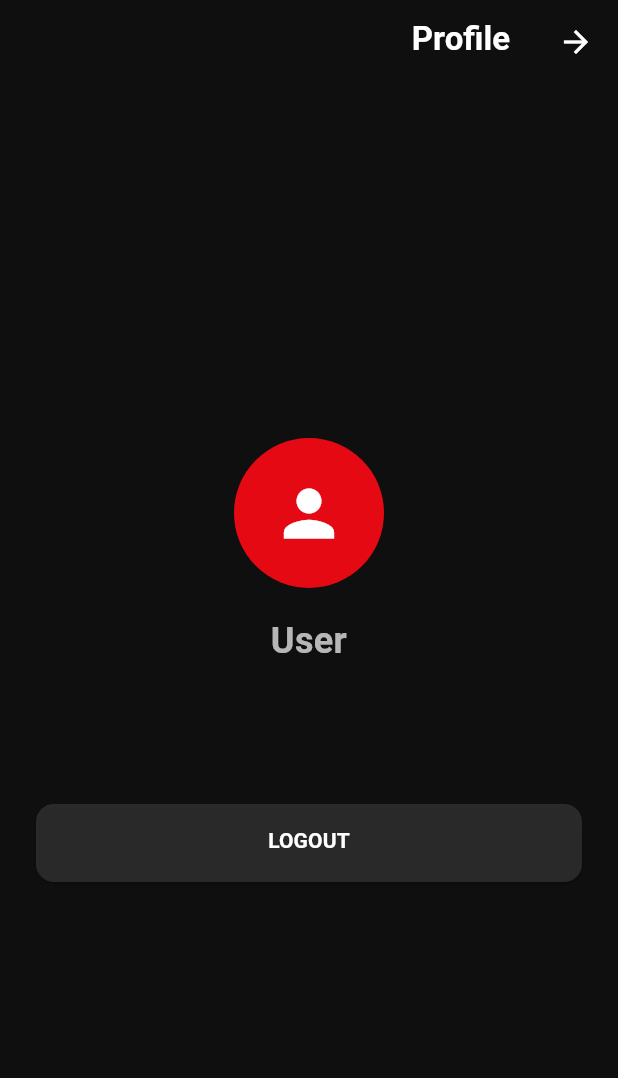
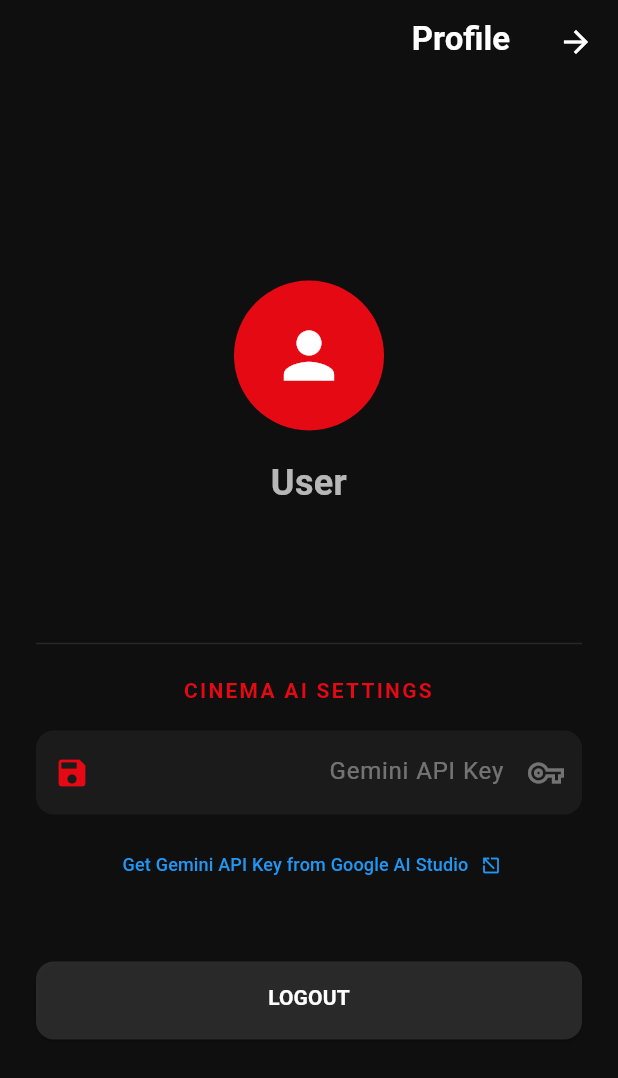
Before and after one commit to SearchFlix/SearchFlix.github.io, a Flutter app: the screen it shows after launch, after a tap on the "account circle" icon, on a phone screen of 412 x 824 dp. Shown: the top 1078 px of the screen. Run offline on Flutter 3.47's test engine with Material 3 defaults, Android fonts, the phone set to English and light mode, and no system bars; our stand-ins replace cached_network_image, go_router, google_generative_ai, shared_preferences, shimmer; missing offline and left inert: dart:html; network calls fail.

Commit message:
feat: Introduce Cinema AI chat, add local image placeholders, and enhance genre filtering to support multiple genres.

````diff
--- a/lib/main.dart
+++ b/lib/main.dart
@@ -8,6 +8,7 @@ import 'screens/details_screen.dart';
 import 'screens/watchlist_screen.dart';
 import 'screens/actor_screen.dart';
 import 'screens/profile_screen.dart';
+import 'screens/chat_screen.dart';
 import 'theme/app_theme.dart';
 import 'services/watchlist_provider.dart';
 import 'services/auth_service.dart';
@@ -98,6 +99,10 @@ class _SearchFlixAppState extends State<SearchFlixApp> {
         path: '/profile',
         builder: (context, state) => const ProfileScreen(),
       ),
+      GoRoute(
+        path: '/chat',
+        builder: (context, state) => const ChatScreen(),
+      ),
     ],
   );
 
--- a/lib/models/movie.dart
+++ b/lib/models/movie.dart
@@ -70,6 +70,6 @@ class Movie {
     };
   }
 
-  String get posterUrl => posterPath.isNotEmpty ? 'https://image.tmdb.org/t/p/w500$posterPath' : 'https://via.placeholder.com/500x750?text=No+Poster';
-  String get backdropUrl => backdropPath.isNotEmpty ? 'https://image.tmdb.org/t/p/w1280$backdropPath' : posterUrl;
+  String get posterUrl => posterPath.isNotEmpty ? 'https://image.tmdb.org/t/p/w500$posterPath' : 'assets/images/poster_placeholder.png';
+  String get backdropUrl => backdropPath.isNotEmpty ? 'https://image.tmdb.org/t/p/w1280$backdropPath' : 'assets/images/backdrop_placeholder.png';
 }
--- a/lib/screens/home_screen.dart
+++ b/lib/screens/home_screen.dart
@@ -27,7 +27,7 @@ class _HomeScreenState extends State<HomeScreen> {
   bool _isSearching = false;
 
   Map<String, dynamic> _filters = {
-    'genreId': null,
+    'genreIds': null,
     'minRating': 0.0,
     'year': null,
     'actors': [],
@@ -53,7 +53,7 @@ class _HomeScreenState extends State<HomeScreen> {
       }
 
       final movies = await _tmdbService.discoverMovies(
-        genreId: _filters['genreId'],
+        genreIds: _filters['genreIds'],
         minRating: (_filters['minRating'] as num).toDouble(),
         year: _filters['year'],
         castIds: castIds,
@@ -231,6 +231,13 @@ class _HomeScreenState extends State<HomeScreen> {
           ),
         ],
       ),
+      floatingActionButton: FloatingActionButton.extended(
+        onPressed: () => context.push('/chat'),
+        backgroundColor: const Color(0xFFE50914),
+        icon: const Icon(Icons.auto_awesome, color: Colors.white),
+        label: const Text('Cinema AI', style: TextStyle(fontWeight: FontWeight.bold, letterSpacing: 1.1)),
+        elevation: 10,
+      ),
     );
   }
 }
--- a/lib/screens/profile_screen.dart
+++ b/lib/screens/profile_screen.dart
@@ -3,7 +3,9 @@ import 'package:provider/provider.dart';
 import '../services/auth_service.dart';
 import '../services/localization_service.dart';
 import '../services/analytics_service.dart';
+import '../services/ai_service.dart';
 import '../widgets/glass_box.dart';
+import 'package:url_launcher/url_launcher.dart';
 
 class ProfileScreen extends StatefulWidget {
   const ProfileScreen({super.key});
@@ -17,12 +19,22 @@ class _ProfileScreenState extends State<ProfileScreen> {
   final _emailController = TextEditingController();
   final _passwordController = TextEditingController();
   final _nameController = TextEditingController();
+  final _apiKeyController = TextEditingController();
+  final AiService _aiService = AiService();
   Map<String, dynamic>? _stats;
 
   @override
   void initState() {
     super.initState();
     _fetchStats();
+    _loadApiKey();
+  }
+
+  Future<void> _loadApiKey() async {
+    final key = await _aiService.getApiKey();
+    if (key != null) {
+      _apiKeyController.text = key;
+    }
   }
 
   Future<void> _fetchStats() async {
@@ -110,6 +122,38 @@ class _ProfileScreenState extends State<ProfileScreen> {
           const SizedBox(height: 10),
           Text('Last updated: ${_stats!['last_updated']}', style: const TextStyle(fontSize: 10, color: Colors.white24)),
         ],
+        const SizedBox(height: 30),
+        const Divider(color: Colors.white10),
+        const SizedBox(height: 15),
+        const Text('CINEMA AI SETTINGS', style: TextStyle(fontSize: 14, fontWeight: FontWeight.bold, color: Color(0xFFE50914), letterSpacing: 1.5)),
+        const SizedBox(height: 15),
+        TextField(
+          controller: _apiKeyController,
+          obscureText: true,
+          decoration: _inputDecoration('Gemini API Key', Icons.vpn_key_outlined).copyWith(
+            suffixIcon: IconButton(
+              icon: const Icon(Icons.save, color: Color(0xFFE50914)),
+              onPressed: () async {
+                await _aiService.saveApiKey(_apiKeyController.text);
+                if (mounted) {
+                  ScaffoldMessenger.of(context).showSnackBar(const SnackBar(content: Text('API Key saved successfully!')));
+                }
+              },
+            ),
+          ),
+          onChanged: (v) => _aiService.saveApiKey(v),
+        ),
+        const SizedBox(height: 10),
+        TextButton.icon(
+          onPressed: () async {
+            final url = Uri.parse('https://aistudio.google.com/app/apikey');
+            if (await canLaunchUrl(url)) {
+              await launchUrl(url, mode: LaunchMode.externalApplication);
+            }
+          },
+          icon: const Icon(Icons.open_in_new, size: 14, color: Colors.blue),
+          label: const Text('Get Gemini API Key from Google AI Studio', style: TextStyle(fontSize: 12, color: Colors.blue)),
+        ),
         const SizedBox(height: 40),
         SizedBox(
           width: double.infinity,
--- /dev/null
+++ b/lib/services/ai_service.dart
@@ -0,0 +1,62 @@
+import 'package:google_generative_ai/google_generative_ai.dart';
+import 'package:shared_preferences/shared_preferences.dart';
+import 'dart:convert';
+import 'tmdb_service.dart';
+
+class AiService {
+  final TMDBService _tmdbService = TMDBService();
+
+  static const String _apiKeyToken = 'gemini_api_key';
+
+  Future<String?> getApiKey() async {
+    final prefs = await SharedPreferences.getInstance();
+    return prefs.getString(_apiKeyToken);
+  }
+
+  Future<void> saveApiKey(String key) async {
+    final prefs = await SharedPreferences.getInstance();
+    await prefs.setString(_apiKeyToken, key);
+  }
+
+  Future<List<Map<String, dynamic>>> getRecommendations(String query) async {
+    final apiKey = await getApiKey();
+    if (apiKey == null || apiKey.isEmpty) {
+      throw Exception('Gemini API Key missing. Please add it in Profile settings.');
+    }
+
+    final model = GenerativeModel(model: 'gemini-1.5-flash', apiKey: apiKey);
+
+    final prompt = '''
+      You are a movie expert AI for an app called SearchFlix.
+      The user is asking: "$query"
+
+      Based on this query, recommend exactly 5 movies.
+      Format your response ONLY as a JSON list of movie titles.
+      Example: ["Inception", "The Matrix", "Interstellar"]
+      Do not include any other text except the JSON array.
+    ''';
+
+    try {
+      final content = [Content.text(prompt)];
+      final response = await model.generateContent(content);
+      final text = response.text;
+
+      if (text == null) return [];
+
+      // Clean the string if Gemini adds markdown backticks
+      String cleanedText = text.replaceAll('```json', '').replaceAll('```', '').trim();
+      List<dynamic> titles = json.decode(cleanedText);
+
+      List<Map<String, dynamic>> results = [];
+      for (var title in titles) {
+        final movieResults = await _tmdbService.searchMovies(title.toString());
+        if (movieResults.isNotEmpty) {
+          results.add(movieResults.first);
+        }
+      }
+      return results;
+    } catch (e) {
+      rethrow;
+    }
+  }
+}
--- a/lib/services/tmdb_service.dart
+++ b/lib/services/tmdb_service.dart
@@ -38,7 +38,7 @@ class TMDBService {
 
   Future<List<Movie>> discoverMovies({
     int? year,
-    String? genreId,
+    String? genreIds,
     double? minRating,
     String? castIds,
     String? sortBy = 'popularity.desc',
@@ -46,7 +46,7 @@ class TMDBService {
   }) async {
     String url = '${ApiConfig.tmdbBaseUrl}/discover/movie?api_key=${ApiConfig.tmdbApiKey}&sort_by=$sortBy';
     if (year != null) url += '&primary_release_year=$year';
-    if (genreId != null) url += '&with_genres=$genreId';
+    if (genreIds != null && genreIds.isNotEmpty) url += '&with_genres=$genreIds';
     if (minRating != null) url += '&vote_average.gte=$minRating';
     if (castIds != null && castIds.isNotEmpty) url += '&with_cast=$castIds';
     if (language != null && language != 'all') url += '&with_original_language=$language';
--- a/pubspec.yaml
+++ b/pubspec.yaml
@@ -20,6 +20,7 @@ dependencies:
     sdk: flutter
   shared_preferences: ^2.5.4
   url_launcher: ^6.3.2
+  google_generative_ai: ^0.4.5
   font_awesome_flutter: ^10.12.0
   go_router: ^12.0.0
   flutter_web_plugins:
@@ -45,6 +46,7 @@ flutter:
   uses-material-design: true
   assets:
     - assets/fonts/
+    - assets/images/
   fonts:
     - family: Vazirmatn
       fonts:
````
Also changed, not shown: lib/screens/actor_screen.dart (+9 -8 lines), lib/screens/chat_screen.dart (added, +214 -0 lines), lib/screens/details_screen.dart (+13 -6 lines), lib/widgets/filter_panel.dart (+50 -11 lines), lib/widgets/movie_card.dart (+6 -6 lines), assets/images/backdrop_placeholder.png (added), assets/images/poster_placeholder.png (added), assets/images/profile_placeholder.png (added), pubspec.lock.
